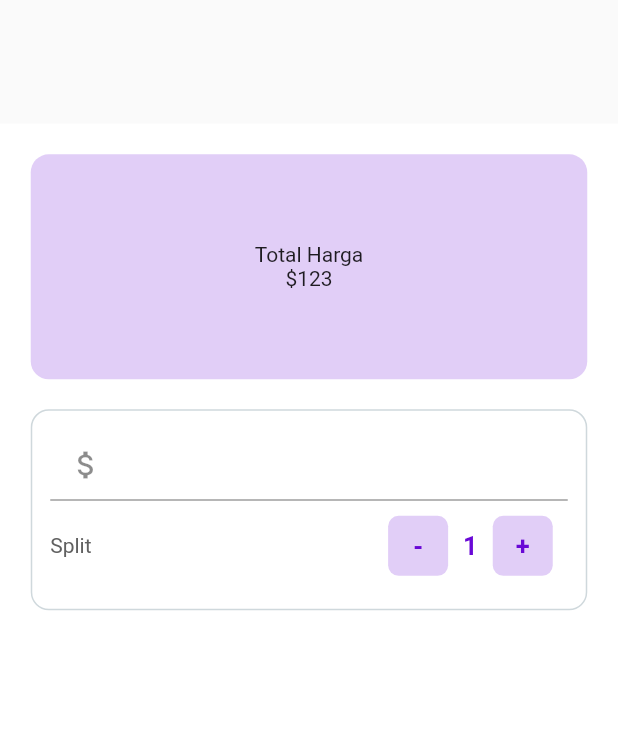
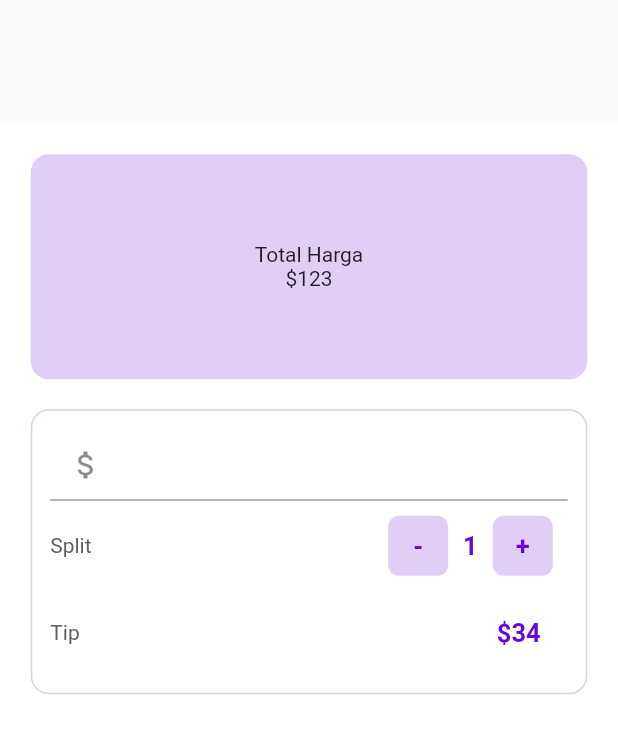
Before and after one commit to noorsaputri123/Kalkulator, a Flutter app: the screen it shows after launch, on a phone screen of 412 x 824 dp. Shown: the top 733 px of the screen. Run offline on Flutter 3.47's test engine with Material 2 defaults, Android fonts, the phone set to English and light mode, and no system bars.

Commit message:
build the tip row

```diff
--- a/lib/ui/home.dart
+++ b/lib/ui/home.dart
@@ -133,9 +133,30 @@ class _BillSplitterState extends State<BillSplitter> {
                             ),
                           ),
                         ],
+                      ),
+                    ],
+                  ),
+                  Row(
+                    mainAxisAlignment: MainAxisAlignment.spaceBetween,
+                    children: <Widget>[
+                      Text(
+                        "Tip",
+                        style: TextStyle(
+                          color: Colors.grey.shade700,
+                        ),
+                      ),
+                      Padding(
+                        padding: const EdgeInsets.all(18.0),
+                        child: Text(
+                          "\$34",
+                          style: TextStyle(
+                              color: _purple,
+                              fontWeight: FontWeight.bold,
+                              fontSize: 17.0),
+                        ),
                       )
                     ],
-                  ),
+                  )
                 ],
               ),
             ),
```
